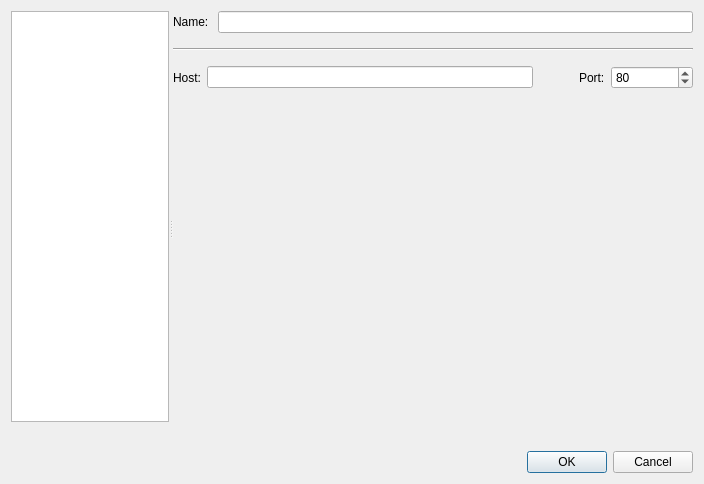
Tasssadar/Lorris, file src/ui/chooseconnectiondlg.ui: the form before one commit.
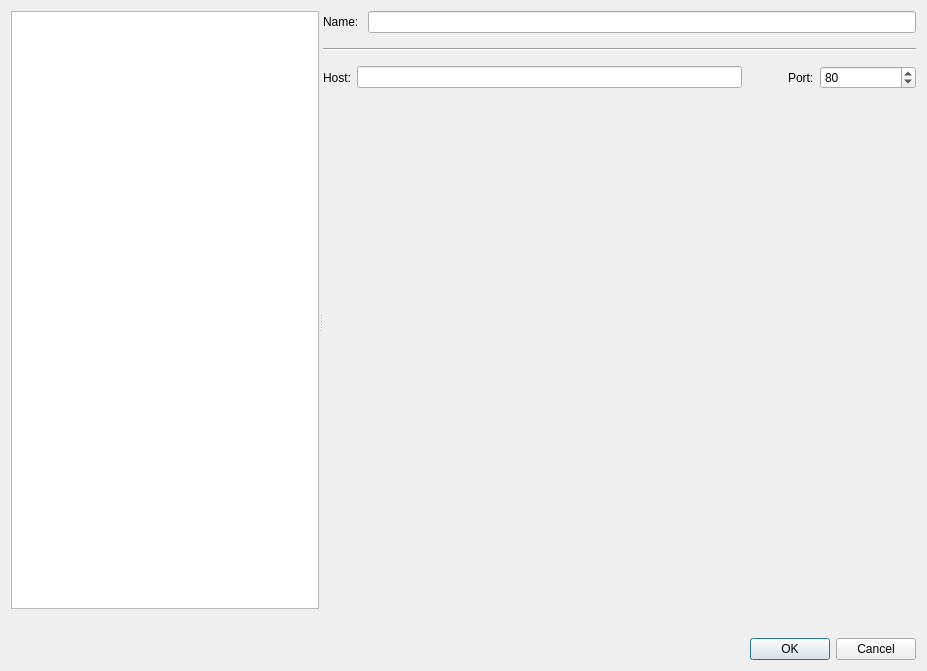
The form after the commit. Icons and pictures are not drawn.

Patch:
```diff
--- a/src/ui/chooseconnectiondlg.ui
+++ b/src/ui/chooseconnectiondlg.ui
@@ -9,8 +9,8 @@
    <rect>
     <x>0</x>
     <y>0</y>
-    <width>704</width>
-    <height>484</height>
+    <width>927</width>
+    <height>671</height>
    </rect>
   </property>
   <property name="windowTitle">
@@ -31,7 +31,7 @@
      <widget class="QWidget" name="widget_2" native="true">
       <property name="sizePolicy">
        <sizepolicy hsizetype="Preferred" vsizetype="Preferred">
-        <horstretch>1</horstretch>
+        <horstretch>4</horstretch>
         <verstretch>0</verstretch>
        </sizepolicy>
       </property>
@@ -98,7 +98,7 @@
      <widget class="QWidget" name="widget_3" native="true">
       <property name="sizePolicy">
        <sizepolicy hsizetype="Preferred" vsizetype="Preferred">
-        <horstretch>3</horstretch>
+        <horstretch>7</horstretch>
         <verstretch>0</verstretch>
        </sizepolicy>
       </property>
@@ -407,19 +407,6 @@
    </item>
    <item>
     <layout class="QHBoxLayout" name="buttonBox">
-     <item>
-      <spacer name="horizontalSpacer_2">
-       <property name="orientation">
-        <enum>Qt::Horizontal</enum>
-       </property>
-       <property name="sizeHint" stdset="0">
-        <size>
-         <width>40</width>
-         <height>20</height>
-        </size>
-       </property>
-      </spacer>
-     </item>
      <item>
       <widget class="QDialogButtonBox" name="confirmBox">
        <property name="standardButtons">
```
